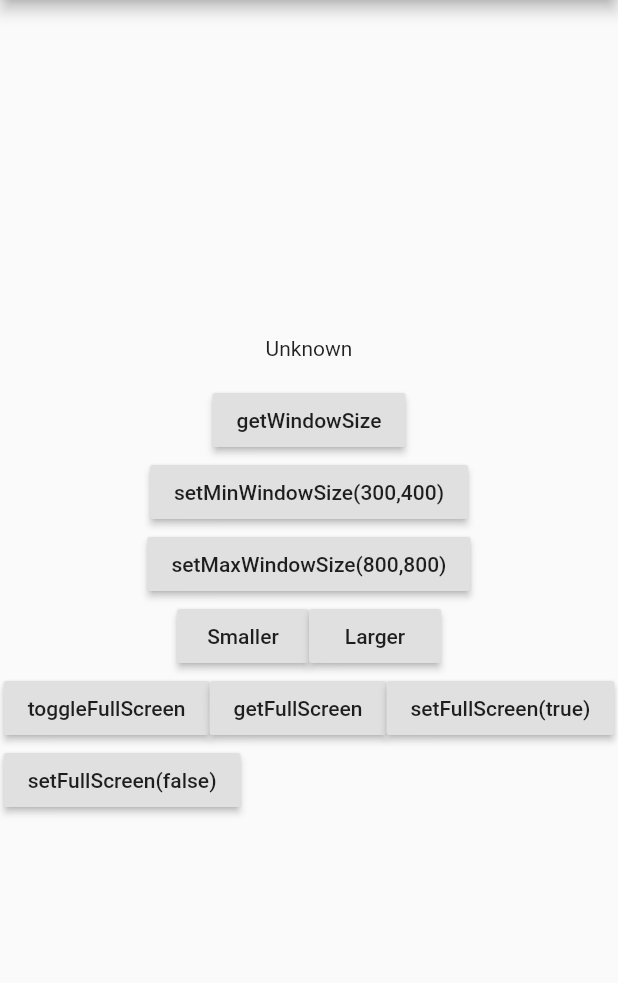
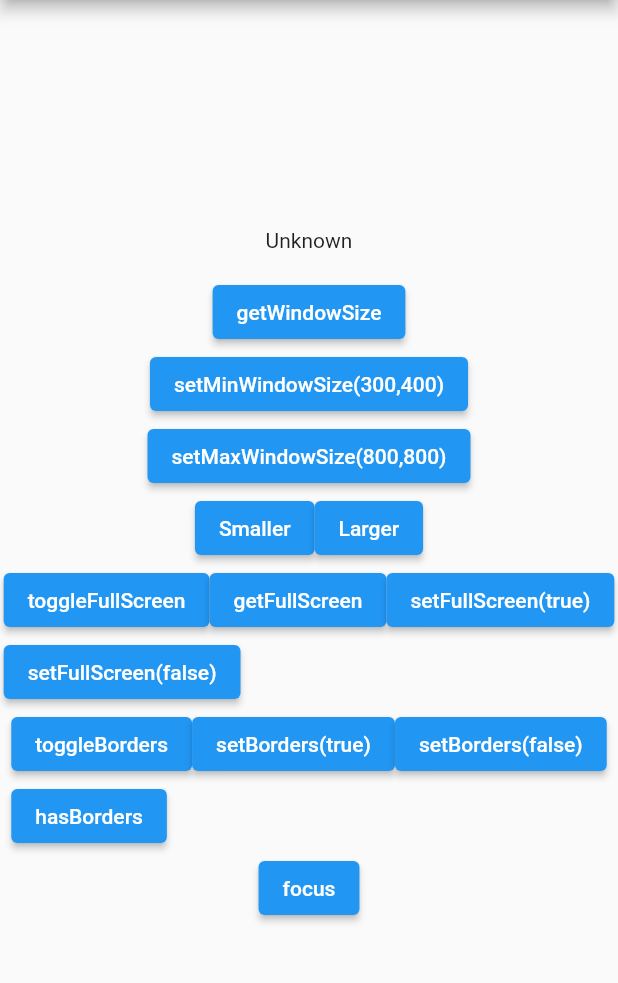
Before and after one commit to mix1009/desktop_window, a Flutter app: the screen it shows after launch, after a tap on "getFullScreen", on a phone screen of 412 x 824 dp, the part 84-1067 px from its top. Run offline on Flutter 3.47's test engine with Material 2 defaults, Android fonts, the phone set to English and light mode, and no system bars.

Commit message:
update example project

```diff
--- a/example/lib/main.dart
+++ b/example/lib/main.dart
@@ -40,17 +40,17 @@ class _MyAppState extends State<MyApp> {
             mainAxisAlignment: MainAxisAlignment.center,
             children: [
               Text('$_windowSize\n'),
-              RaisedButton(
+              ElevatedButton(
                 child: Text("getWindowSize"),
                 onPressed: _getWindowSize,
               ),
-              RaisedButton(
+              ElevatedButton(
                 child: Text("setMinWindowSize(300,400)"),
                 onPressed: () async {
                   await DesktopWindow.setMinWindowSize(Size(300, 400));
                 },
               ),
-              RaisedButton(
+              ElevatedButton(
                 child: Text("setMaxWindowSize(800,800)"),
                 onPressed: () async {
                   await DesktopWindow.setMaxWindowSize(Size(800, 800));
@@ -58,7 +58,7 @@ class _MyAppState extends State<MyApp> {
               ),
               Wrap(
                 children: [
-                  RaisedButton(
+                  ElevatedButton(
                     child: Text("Smaller"),
                     onPressed: () async {
                       var size = await DesktopWindow.getWindowSize();
@@ -67,7 +67,7 @@ class _MyAppState extends State<MyApp> {
                       await _getWindowSize();
                     },
                   ),
-                  RaisedButton(
+                  ElevatedButton(
                     child: Text("Larger"),
                     onPressed: () async {
                       var size = await DesktopWindow.getWindowSize();
@@ -80,7 +80,7 @@ class _MyAppState extends State<MyApp> {
               ),
               Wrap(
                 children: [
-                  RaisedButton(
+                  ElevatedButton(
                     child: Text("toggleFullScreen"),
                     onPressed: () async {
                       await DesktopWindow.resetMaxWindowSize();
@@ -88,30 +88,70 @@ class _MyAppState extends State<MyApp> {
                     },
                   ),
                   Builder(builder: (ctx) {
-                    return RaisedButton(
+                    return ElevatedButton(
                       child: Text("getFullScreen"),
                       onPressed: () async {
                         final isFullScreen =
                             await DesktopWindow.getFullScreen();
-                        Scaffold.of(ctx).showSnackBar(SnackBar(
+                        ScaffoldMessenger.of(ctx).showSnackBar(SnackBar(
                             content: Text('getFullScreen = $isFullScreen'),
                             duration: Duration(seconds: 1)));
                       },
                     );
                   }),
-                  RaisedButton(
+                  ElevatedButton(
                     child: Text("setFullScreen(true)"),
                     onPressed: () async {
                       await DesktopWindow.setFullScreen(true);
                     },
                   ),
-                  RaisedButton(
+                  ElevatedButton(
                     child: Text("setFullScreen(false)"),
                     onPressed: () async {
                       await DesktopWindow.setFullScreen(false);
                     },
                   ),
                 ],
+              ),
+              Wrap(
+                children: [
+                  ElevatedButton(
+                    child: Text("toggleBorders"),
+                    onPressed: () async {
+                      await DesktopWindow.toggleBorders();
+                    },
+                  ),
+                  Builder(builder: (ctx) {
+                    return ElevatedButton(
+                      child: Text("setBorders(true)"),
+                      onPressed: () async {
+                        await DesktopWindow.setBorders(true);
+                      },
+                    );
+                  }),
+                  ElevatedButton(
+                    child: Text("setBorders(false)"),
+                    onPressed: () async {
+                      await DesktopWindow.setBorders(false);
+                    },
+                  ),
+                  ElevatedButton(
+                    child: Text("hasBorders"),
+                    onPressed: () async {
+                      print('hasBorders: ' +
+                          (await DesktopWindow.hasBorders ? 'true' : 'false'));
+                    },
+                  ),
+                ],
+              ),
+              ElevatedButton(
+                child: Text("focus"),
+                onPressed: () {
+                  Timer(Duration(seconds: 3), () async {
+                    print('focus!!!');
+                    await DesktopWindow.focus();
+                  });
+                },
               ),
             ],
           ),
```
